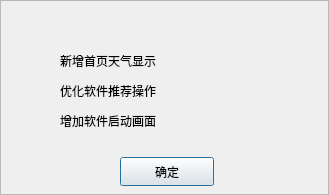
Above: src/messagedialog.ui from UbuntuKylin/youker-assistant before the change. Below: the same form after it.
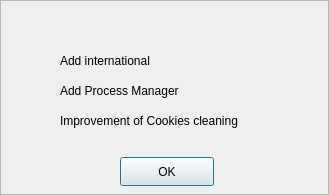
That is the form after the change. Icons and pictures are not drawn.

Patch:
```diff
--- a/src/messagedialog.ui
+++ b/src/messagedialog.ui
@@ -27,7 +27,7 @@
 font: 11pt &quot;文泉驿微米黑&quot;;</string>
    </property>
    <property name="text">
-    <string>确定</string>
+    <string>OK</string>
    </property>
   </widget>
   <widget class="QLabel" name="btn_close">
@@ -114,7 +114,7 @@
     </rect>
    </property>
    <property name="text">
-    <string>&lt;html&gt;&lt;head/&gt;&lt;body&gt;&lt;p&gt;新增首页天气显示&lt;/p&gt;&lt;/body&gt;&lt;/html&gt;</string>
+    <string>&lt;html&gt;&lt;head/&gt;&lt;body&gt;&lt;p&gt;Add international&lt;/p&gt;&lt;/body&gt;&lt;/html&gt;</string>
    </property>
   </widget>
   <widget class="QLabel" name="label_5">
@@ -127,7 +127,7 @@
     </rect>
    </property>
    <property name="text">
-    <string>&lt;html&gt;&lt;head/&gt;&lt;body&gt;&lt;p&gt;优化软件推荐操作&lt;/p&gt;&lt;/body&gt;&lt;/html&gt;</string>
+    <string>&lt;html&gt;&lt;head/&gt;&lt;body&gt;&lt;p&gt;Add Process Manager&lt;/p&gt;&lt;/body&gt;&lt;/html&gt;</string>
    </property>
   </widget>
   <widget class="QLabel" name="label_6">
@@ -135,12 +135,12 @@
     <rect>
      <x>60</x>
      <y>111</y>
-     <width>221</width>
+     <width>231</width>
      <height>21</height>
     </rect>
    </property>
    <property name="text">
-    <string>&lt;html&gt;&lt;head/&gt;&lt;body&gt;&lt;p&gt;增加软件启动画面&lt;/p&gt;&lt;/body&gt;&lt;/html&gt;</string>
+    <string>&lt;html&gt;&lt;head/&gt;&lt;body&gt;&lt;p&gt;Improvement of Cookies cleaning&lt;/p&gt;&lt;/body&gt;&lt;/html&gt;</string>
    </property>
   </widget>
   <widget class="QFrame" name="frame">
```
